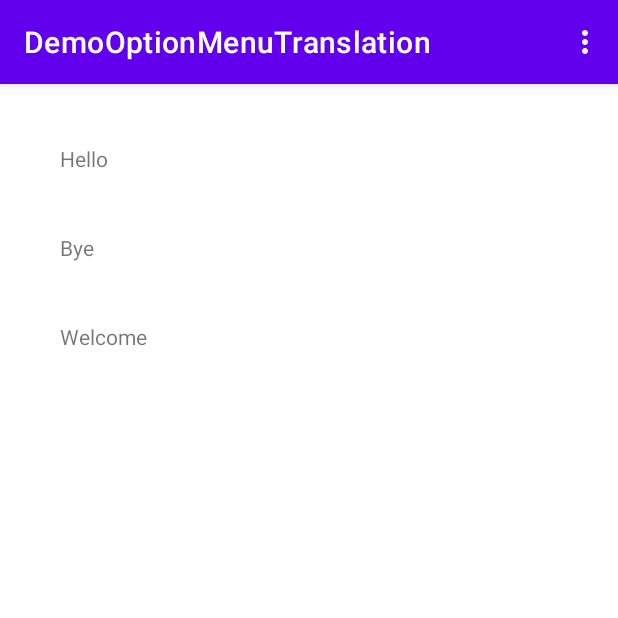
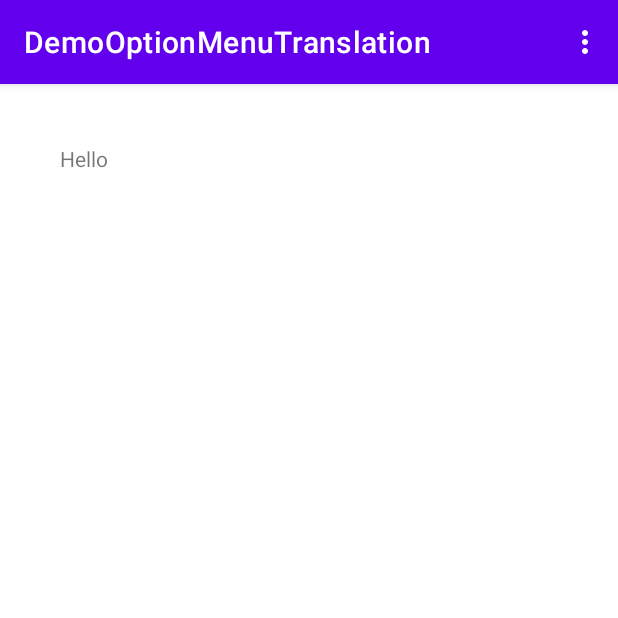
Before and after one commit to TheSchoolFriday/P06_DemoOptionMenuTranslation, an Android app: the screen it shows after launch (MainActivity), on a phone screen of 412 x 824 dp, the top half of it. Run offline under Robolectric (Android 15) with nearby library versions, the phone set to English and light mode, and no system bars.

Commit message:
Final PROD

```diff
--- a/app/src/main/java/sg/edu/rp/c346/id20046797/demooptionmenutranslation/MainActivity.java
+++ b/app/src/main/java/sg/edu/rp/c346/id20046797/demooptionmenutranslation/MainActivity.java
@@ -19,6 +19,7 @@ public class MainActivity extends AppCompatActivity {
     protected void onCreate(Bundle savedInstanceState) {
         super.onCreate(savedInstanceState);
         setContentView(R.layout.activity_main);
+
         tvTranslated = findViewById(R.id.textViewTranslatedText);
 
         registerForContextMenu(tvTranslated);
--- a/app/src/main/res/layout/activity_main.xml
+++ b/app/src/main/res/layout/activity_main.xml
@@ -13,17 +13,4 @@
         android:text="Hello"
         android:padding="20sp"/>
 
-    <TextView
-        android:id="@+id/textViewTranslatedText2"
-        android:layout_width="match_parent"
-        android:layout_height="wrap_content"
-        android:text="Bye"
-        android:padding="20sp"/>
-
-    <TextView
-        android:id="@+id/textViewTranslatedText3"
-        android:layout_width="match_parent"
-        android:layout_height="wrap_content"
-        android:text="Welcome"
-        android:padding="20sp"/>
 </LinearLayout>
```
